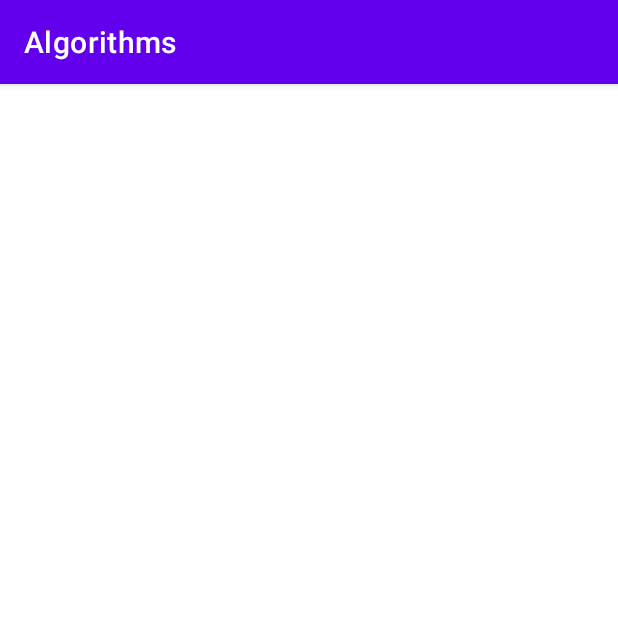
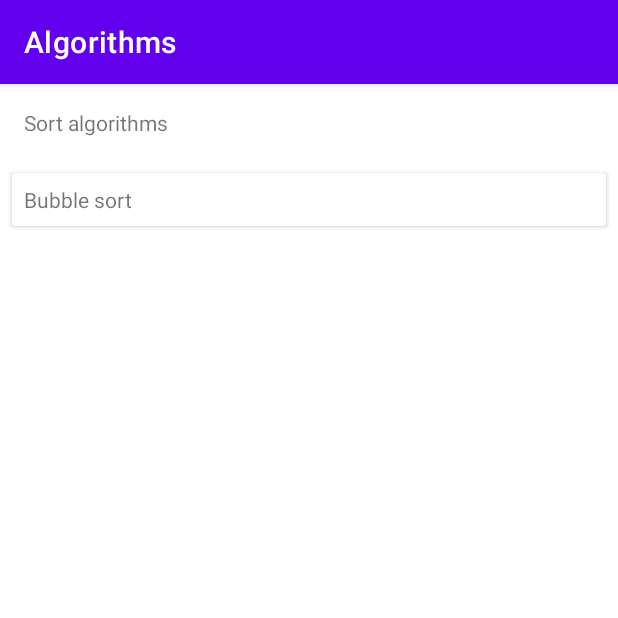
Before and after one commit to kaszabimre/intro-algorithms, an Android app: the screen it shows after launch (MainActivity), on a phone screen of 412 x 824 dp, the top half of it. Run offline under Robolectric (Android 15) with nearby library versions, the phone set to English and light mode, and no system bars; our stand-ins replace Dagger/Hilt's generated code, data binding.

```diff
--- a/app/src/main/java/io/imrekaszab/algorithms/ui/MainFragment.kt
+++ b/app/src/main/java/io/imrekaszab/algorithms/ui/MainFragment.kt
@@ -7,6 +7,7 @@ import android.view.ViewGroup
 import androidx.fragment.app.Fragment
 import androidx.fragment.app.viewModels
 import androidx.lifecycle.asFlow
+import androidx.navigation.fragment.findNavController
 import dagger.hilt.android.AndroidEntryPoint
 import io.imrekaszab.algorithms.BR
 import io.imrekaszab.algorithms.R
@@ -37,11 +38,16 @@ class MainFragment : Fragment(R.layout.fragment_main) {
         super.onViewCreated(view, savedInstanceState)
         val adapter = AlgorithmsAdapter()
 
+        adapter.setOnItemClickedAction { mainViewModel.select(it) }
+
         binding.mainRecyclerView.adapter = adapter
 
         mainViewModel.algorithms.asFlow()
             .onEach { adapter.setItems(it) }
             .launchIn(viewLifecycleScope)
 
+        mainViewModel.navigateToDetailsSharedFlow
+            .onEach { findNavController().navigate(R.id.toDetailsFragment) }
+            .launchIn(viewLifecycleScope)
     }
 }
--- a/app/src/main/java/io/imrekaszab/algorithms/ui/adapter/AlgorithmsAdapter.kt
+++ b/app/src/main/java/io/imrekaszab/algorithms/ui/adapter/AlgorithmsAdapter.kt
@@ -7,13 +7,17 @@ import androidx.databinding.ViewDataBinding
 import androidx.recyclerview.widget.RecyclerView
 import io.imrekaszab.algorithms.BR
 import io.imrekaszab.algorithms.R
-import io.imrekaszab.algorithms.model.item.AlgorithmItemModel
-import io.imrekaszab.algorithms.model.item.ItemModel
-import io.imrekaszab.algorithms.model.item.SectionAlgorithmItemModel
+import io.imrekaszab.algorithms.data.model.Algorithm
+import io.imrekaszab.algorithms.data.model.item.AlgorithmItemModel
+import io.imrekaszab.algorithms.data.model.item.ItemModel
+import io.imrekaszab.algorithms.data.model.item.SectionAlgorithmItemModel
+import io.imrekaszab.algorithms.utils.command.ItemAction
+import io.imrekaszab.algorithms.utils.command.ItemActionProvider
 import java.util.ArrayList
 
-class AlgorithmsAdapter : RecyclerView.Adapter<AlgorithmsAdapter.ViewHolder>() {
+class AlgorithmsAdapter : RecyclerView.Adapter<AlgorithmsAdapter.ViewHolder>(), ItemActionProvider<Algorithm> {
     private val items: MutableList<ItemModel> = ArrayList()
+    private var itemClickedListener: ItemAction<Algorithm>? = null
 
     override fun onCreateViewHolder(parent: ViewGroup, viewType: Int): ViewHolder {
         val binding = DataBindingUtil.inflate<ViewDataBinding>(
@@ -27,6 +31,13 @@ class AlgorithmsAdapter : RecyclerView.Adapter<AlgorithmsAdapter.ViewHolder>() {
 
     override fun onBindViewHolder(holder: ViewHolder, position: Int) {
         val model = items[position]
+
+        if (model is AlgorithmItemModel) {
+            holder.itemView.setOnClickListener {
+                itemClickedListener?.invoke(model.algorithm)
+            }
+        }
+
         val binding = holder.binding
         binding.setVariable(BR.model, model)
         binding.executePendingBindings()
@@ -51,4 +62,8 @@ class AlgorithmsAdapter : RecyclerView.Adapter<AlgorithmsAdapter.ViewHolder>() {
             binding.executePendingBindings()
         }
     }
+
+    override fun setOnItemClickedAction(action: ItemAction<Algorithm>?) {
+        this.itemClickedListener = action
+    }
 }
--- /dev/null
+++ b/app/src/main/java/io/imrekaszab/algorithms/utils/FlowUtil.kt
@@ -0,0 +1,8 @@
+package io.imrekaszab.algorithms.utils
+
+import kotlinx.coroutines.flow.Flow
+import kotlinx.coroutines.flow.flow
+
+fun <T> flowOf(factory: () -> T): Flow<T> = flow {
+    emit(factory())
+}
--- /dev/null
+++ b/app/src/main/java/io/imrekaszab/algorithms/utils/command/ItemActionProvider.kt
@@ -0,0 +1,7 @@
+package io.imrekaszab.algorithms.utils.command
+
+typealias ItemAction<T> = (T) -> Unit
+
+interface ItemActionProvider<T> {
+    fun setOnItemClickedAction(action: ItemAction<T>?)
+}
--- a/app/src/main/java/io/imrekaszab/algorithms/viewmodel/MainViewModel.kt
+++ b/app/src/main/java/io/imrekaszab/algorithms/viewmodel/MainViewModel.kt
@@ -1,21 +1,54 @@
 package io.imrekaszab.algorithms.viewmodel
 
-import androidx.lifecycle.MutableLiveData
 import androidx.lifecycle.ViewModel
+import androidx.lifecycle.asLiveData
 import dagger.hilt.android.lifecycle.HiltViewModel
-import io.imrekaszab.algorithms.model.AlgorithmType
-import io.imrekaszab.algorithms.model.BubbleSort
-import io.imrekaszab.algorithms.model.item.AlgorithmItemModel
-import io.imrekaszab.algorithms.model.item.SectionAlgorithmItemModel
+import io.imrekaszab.algorithms.data.model.Algorithm
+import io.imrekaszab.algorithms.data.model.AlgorithmType
+import io.imrekaszab.algorithms.data.model.item.AlgorithmItemModel
+import io.imrekaszab.algorithms.data.model.item.ItemModel
+import io.imrekaszab.algorithms.data.model.item.SectionAlgorithmItemModel
+import io.imrekaszab.algorithms.data.service.AlgorithmAction
+import io.imrekaszab.algorithms.data.service.AlgorithmStore
+import io.imrekaszab.algorithms.utils.launchOnDefault
+import kotlinx.coroutines.CoroutineScope
+import kotlinx.coroutines.Dispatchers
+import kotlinx.coroutines.flow.MutableSharedFlow
+import kotlinx.coroutines.flow.map
 import javax.inject.Inject
 
 @HiltViewModel
-class MainViewModel @Inject constructor() : ViewModel() {
+class MainViewModel @Inject constructor(
+    algorithmStore: AlgorithmStore,
+    private val algorithmAction: AlgorithmAction
+) : ViewModel() {
 
-    val algorithms = MutableLiveData(
-        arrayListOf(
-            SectionAlgorithmItemModel(AlgorithmType.SORT),
-            AlgorithmItemModel(BubbleSort())
-        )
-    )
+    val navigateToDetailsSharedFlow = MutableSharedFlow<Any>()
+
+    val algorithms = algorithmStore.getAlgorithmList()
+        .map { list ->
+            val modelList = arrayListOf<ItemModel>()
+            val sortAlgorithms = list.filter { algorithm: Algorithm -> algorithm.type == AlgorithmType.SORT }
+            val searchAlgorithms = list.filter { algorithm: Algorithm -> algorithm.type == AlgorithmType.SEARCH }
+
+            if (sortAlgorithms.isNotEmpty()) {
+                modelList.add(SectionAlgorithmItemModel(AlgorithmType.SORT))
+                modelList.addAll(sortAlgorithms.map { AlgorithmItemModel(it) })
+            }
+
+            if (searchAlgorithms.isNotEmpty()) {
+                modelList.add(SectionAlgorithmItemModel(AlgorithmType.SEARCH))
+                modelList.addAll(searchAlgorithms.map { AlgorithmItemModel(it) })
+            }
+
+            return@map modelList
+        }
+        .asLiveData(Dispatchers.Default)
+
+    fun select(algorithm: Algorithm) {
+        CoroutineScope(Dispatchers.Default).launchOnDefault {
+            algorithmAction.select(algorithm)
+            navigateToDetailsSharedFlow.emit(Any())
+        }
+    }
 }
--- a/app/src/main/res/layout/fragment_main.xml
+++ b/app/src/main/res/layout/fragment_main.xml
@@ -1,6 +1,7 @@
 <?xml version="1.0" encoding="utf-8"?>
 <layout xmlns:android="http://schemas.android.com/apk/res/android"
         xmlns:app="http://schemas.android.com/apk/res-auto"
+        xmlns:bind="http://schemas.android.com/apk/res-auto"
         xmlns:tools="http://schemas.android.com/tools">
 
     <data>
--- a/app/src/main/res/navigation/navigation_main.xml
+++ b/app/src/main/res/navigation/navigation_main.xml
@@ -8,5 +8,16 @@
     <fragment
         android:id="@+id/mainFragment"
         android:name="io.imrekaszab.algorithms.ui.MainFragment"
-        tools:layout="@layout/fragment_main" />
+        tools:layout="@layout/fragment_main">
+
+        <action
+            android:id="@+id/toDetailsFragment"
+            app:destination="@id/detailsFragment" />
+    </fragment>
+
+
+    <fragment
+        android:id="@+id/detailsFragment"
+        android:name="io.imrekaszab.algorithms.ui.DetailsFragment"
+        tools:layout="@layout/fragment_details" />
 </navigation>
```
Also changed, not shown: app/src/main/java/io/imrekaszab/algorithms/ui/DetailsFragment.kt (added, +30 -0 lines), app/src/main/java/io/imrekaszab/algorithms/utils/CoroutineUtil.kt (added, +11 -0 lines), app/src/main/java/io/imrekaszab/algorithms/viewmodel/DetailsViewModel.kt (added, +19 -0 lines), app/src/main/res/layout/fragment_details.xml (added, +15 -0 lines).
